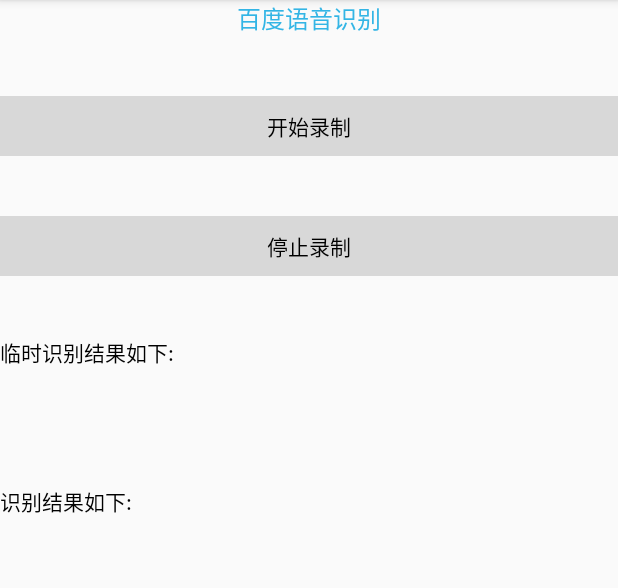
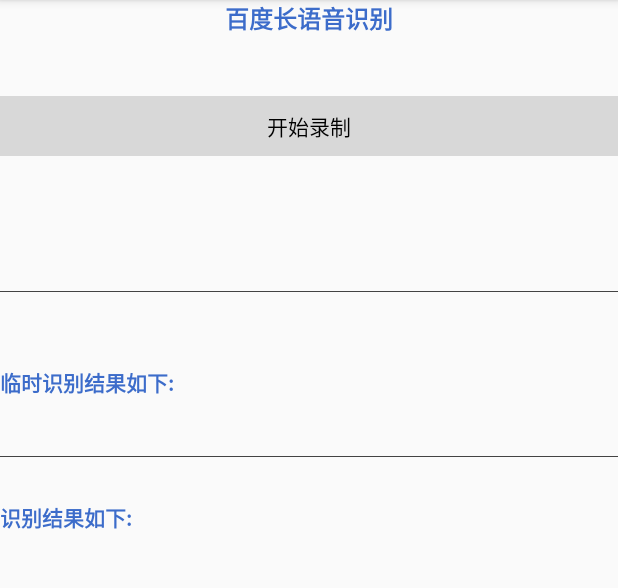
Before and after one commit to XiangliJiaxing/BaiduVioce2Letter, an Android app: the screen it shows after launch (MainActivity), after a tap on "开始录制", on a phone screen of 412 x 824 dp, the part 84-672 px from its top. Run offline under Robolectric (Android 15) with nearby library versions, the phone set to English and light mode, and no system bars.

Commit message:
实现了长语音流式识别

```diff
--- a/app/src/main/java/com/vito/voice/voicedetect/MainActivity.java
+++ b/app/src/main/java/com/vito/voice/voicedetect/MainActivity.java
@@ -2,8 +2,12 @@ package com.vito.voice.voicedetect;
 
 import android.support.v7.app.AppCompatActivity;
 import android.os.Bundle;
+import android.text.Html;
+import android.text.Spanned;
+import android.text.TextUtils;
 import android.util.Log;
 import android.view.View;
+import android.widget.ProgressBar;
 import android.widget.TextView;
 import android.widget.Toast;
 
@@ -17,14 +21,18 @@ public class MainActivity extends AppCompatActivity {
 
     private static final String TAG = MainActivity.class.getSimpleName();
     private TextView regTmpResultTextView;
+    private TextView finalRegResultTextView;
     private  EventManager asr; // 管理类必须为单例. SDK中 无需调用任何逻辑，但需要创建一个新的识别事件管理器的话，之前的那个请设置为null，并不再使用。
+    private View startView;
+    private View endView;
+    private ProgressBar progressBar;
 
     @Override
     protected void onCreate(Bundle savedInstanceState) {
         super.onCreate(savedInstanceState);
         setContentView(R.layout.activity_main);
-
-        findViewById(R.id.tv_start).setOnClickListener(new View.OnClickListener() {
+        startView = findViewById(R.id.tv_start);
+        startView.setOnClickListener(new View.OnClickListener() {
             @Override
             public void onClick(View v) {
                 start();
@@ -32,13 +40,16 @@ public class MainActivity extends AppCompatActivity {
         });
 
         regTmpResultTextView = findViewById(R.id.tv_recognize_tmp_result);
-
-        findViewById(R.id.tv_end).setOnClickListener(new View.OnClickListener() {
+        finalRegResultTextView = findViewById(R.id.tv_recognize_result);
+        endView = findViewById(R.id.tv_end);
+        endView.setVisibility(View.INVISIBLE);
+        endView.setOnClickListener(new View.OnClickListener() {
             @Override
             public void onClick(View v) {
                 stop();
             }
         });
+        progressBar = findViewById(R.id.progress_bar);
     }
 
     /**
@@ -54,6 +65,9 @@ public class MainActivity extends AppCompatActivity {
                     if(name.equals(SpeechConstant.CALLBACK_EVENT_ASR_READY)){
                         // 引擎就绪，可以说话，一般在收到此事件后通过UI通知用户可以说话了
                         Toast.makeText(MainActivity.this, "引擎准备就绪", Toast.LENGTH_LONG).show();
+                        startView.setVisibility(View.INVISIBLE);
+                        endView.setVisibility(View.VISIBLE);
+                        progressBar.setVisibility(View.GONE);
                     }else if(name.equals(SpeechConstant.CALLBACK_EVENT_ASR_BEGIN)){
                         Log.i(TAG, "***检测到说话开始***");
                     }else if(name.equals(SpeechConstant.CALLBACK_EVENT_ASR_END)){
@@ -74,10 +88,21 @@ public class MainActivity extends AppCompatActivity {
                     }else if(name.equals(SpeechConstant.CALLBACK_EVENT_ASR_EXIT)){
                         Log.i(TAG, "***识别结束释放资源***");
                         Log.i(TAG, "*** params : " + params);
+                        Toast.makeText(MainActivity.this, "引擎已关闭", Toast.LENGTH_LONG).show();
+                        progressBar.setVisibility(View.GONE);
+                        startView.setVisibility(View.VISIBLE);
+                        endView.setVisibility(View.INVISIBLE);
                     }else if(name.equals(SpeechConstant.CALLBACK_EVENT_ASR_FINISH)){
                         // 识别结束(可能含有错误信息)
-                        Log.i(TAG, "***识别结束***");
-                        Log.i(TAG, "*** params : " + params);
+                        Log.i(TAG, "***断句识别结束***");
+                        String beforeFinalResult = finalRegResultTextView.getText().toString();
+                        if (TextUtils.isEmpty(beforeFinalResult)) {
+                            finalRegResultTextView.setText(regTmpResultTextView.getText().toString());
+                        } else {
+                            Spanned spanned = Html.fromHtml(beforeFinalResult.replace("##断句##", "<font color='#65b5d2'>##断句##</font>")
+                                    + "\r\n<font color='#65b5d2'>##断句##</font>\r\n" + regTmpResultTextView.getText().toString());
+                            finalRegResultTextView.setText(spanned);
+                        }
                     }else if(name.equals(SpeechConstant.CALLBACK_EVENT_ASR_AUDIO)){
                         // todo: 语音音频回调
                     }else if(name.equals(SpeechConstant.CALLBACK_EVENT_ASR_VOLUME)){
@@ -92,6 +117,7 @@ public class MainActivity extends AppCompatActivity {
     }
 
     private void start(){
+        progressBar.setVisibility(View.VISIBLE);
         initEngine();
 //        SpeechConstant.ACCEPT_AUDIO_DATA;
 //        SpeechConstant.APP_ID;
@@ -103,12 +129,14 @@ public class MainActivity extends AppCompatActivity {
                 "\"appid\":11000641," +
                 "\"key\":\"4uvLCpOsMcGUUmeDLo7BNhgQ\"," +
                 "\"secret\":\"72a81a14f3c6671d051c199200e1005e\"," +
+                SpeechConstant.VAD_ENDPOINT_TIMEOUT + ":0," +
                 "\"sample\":16000}";
         asr.send(SpeechConstant.ASR_START, json, null, 0, 0);
     }
 
 
     private void stop(){
+        progressBar.setVisibility(View.VISIBLE);
         asr.send(SpeechConstant.ASR_STOP, null, null, 0, 0); // 发送停止录音事件，提前结束录音等待识别结果
     }
 
--- a/app/src/main/res/layout/activity_main.xml
+++ b/app/src/main/res/layout/activity_main.xml
@@ -1,73 +1,109 @@
 <?xml version="1.0" encoding="utf-8"?>
-<LinearLayout xmlns:android="http://schemas.android.com/apk/res/android"
+
+<RelativeLayout xmlns:android="http://schemas.android.com/apk/res/android"
     xmlns:app="http://schemas.android.com/apk/res-auto"
     xmlns:tools="http://schemas.android.com/tools"
     android:layout_width="match_parent"
-    android:layout_height="match_parent"
+    android:layout_height="match_parent">
+
+
+    <ScrollView
+        android:layout_width="match_parent"
+        android:layout_height="match_parent">
+
+        <LinearLayout
+            android:layout_width="match_parent"
+            android:layout_height="wrap_content"
             android:orientation="vertical"
             tools:context=".MainActivity">
 
             <TextView
                 android:layout_width="match_parent"
                 android:layout_height="wrap_content"
-        android:text="百度语音识别"
+                android:gravity="center"
+                android:text="百度长语音识别"
+                android:textColor="#3c6cca"
                 android:textSize="16sp"
-        android:textColor="@android:color/holo_blue_light"
-        android:gravity="center"/>
+                android:textStyle="bold" />
 
             <TextView
                 android:id="@+id/tv_start"
                 android:layout_width="match_parent"
                 android:layout_height="40dp"
+                android:layout_gravity="center"
                 android:layout_marginTop="40dp"
+                android:background="#44787878"
+                android:gravity="center"
                 android:text="开始录制"
-        android:layout_gravity="center"
-        android:gravity="center"
                 android:textColor="@android:color/background_dark"
-        android:textSize="14sp"
-        android:background="#44787878"/>
+                android:textSize="14sp" />
+
             <TextView
                 android:id="@+id/tv_end"
                 android:layout_width="match_parent"
                 android:layout_height="40dp"
+                android:layout_gravity="center"
                 android:layout_marginTop="40dp"
+                android:background="#44787878"
+                android:gravity="center"
                 android:text="停止录制"
-        android:layout_gravity="center"
-        android:gravity="center"
                 android:textColor="@android:color/background_dark"
-        android:textSize="14sp"
-        android:background="#44787878"/>
+                android:textSize="14sp" />
+
+            <View
+                android:layout_width="match_parent"
+                android:layout_height="0.1dp"
+                android:layout_marginTop="10dp"
+                android:background="#434343" />
 
             <TextView
                 android:layout_width="match_parent"
                 android:layout_height="40dp"
+                android:layout_gravity="center"
                 android:layout_marginTop="40dp"
+                android:gravity="center_vertical"
                 android:text="临时识别结果如下:"
-        android:layout_gravity="center"
-        android:textColor="@android:color/background_dark"
+                android:textColor="#3c6cca"
                 android:textSize="14sp"
-        />
+                android:textStyle="bold" />
+
             <TextView
                 android:id="@+id/tv_recognize_tmp_result"
                 android:layout_width="match_parent"
                 android:layout_height="wrap_content"
-        android:textColor="#65b5d2"
-        android:textSize="14sp"/>
+                android:textColor="@android:color/background_dark"
+                android:textSize="14sp" />
+
+            <View
+                android:layout_width="match_parent"
+                android:layout_height="0.1dp"
+                android:layout_marginTop="10dp"
+                android:background="#434343" />
 
             <TextView
                 android:layout_width="match_parent"
                 android:layout_height="40dp"
-        android:layout_marginTop="40dp"
+                android:layout_gravity="center"
+                android:layout_marginTop="20dp"
+                android:gravity="center_vertical"
                 android:text="识别结果如下:"
-        android:layout_gravity="center"
-        android:textColor="@android:color/background_dark"
+                android:textColor="#3c6cca"
                 android:textSize="14sp"
-        />
+                android:textStyle="bold" />
 
             <TextView
                 android:id="@+id/tv_recognize_result"
                 android:layout_width="match_parent"
                 android:layout_height="wrap_content"
-        android:textColor="#65b5d2"
-        android:textSize="14sp"/>
+                android:textColor="@android:color/background_dark"
+                android:textSize="14sp" />
         </LinearLayout>
+    </ScrollView>
+
+    <ProgressBar
+        android:id="@+id/progress_bar"
+        android:layout_width="wrap_content"
+        android:layout_height="wrap_content"
+        android:layout_centerInParent="true"
+        android:visibility="gone" />
+</RelativeLayout>
```
Lines whose indentation alone changed are shown as unchanged.
